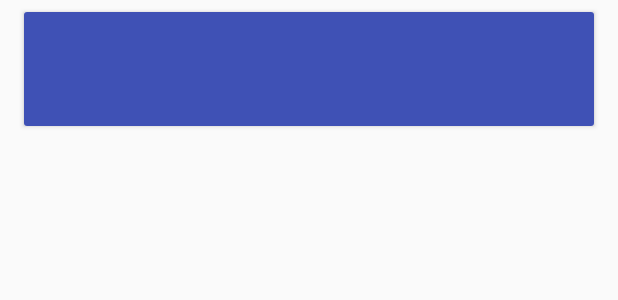
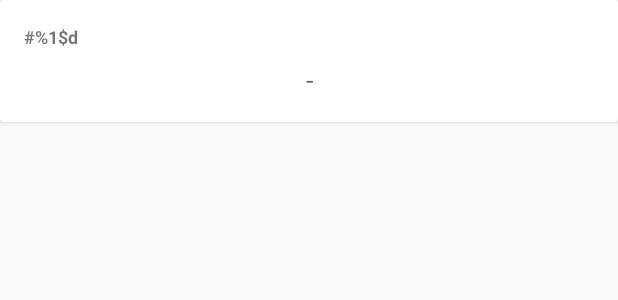
Before and after one commit to nfillion21/cortez-android, an Android app: the layout item_word.xml on its own in the app's theme, with its tools: preview values and no code run, on a phone screen of 412 x 824 dp. Shown: the top 300 px of the screen. Run offline under Robolectric (Android 15) with nearby library versions, the light colour scheme and no system bars.

Commit message:
Add cardview number items

```diff
--- a/ui/src/main/java/com/tezos/ui/adapter/MnemonicWordsViewAdapter.java
+++ b/ui/src/main/java/com/tezos/ui/adapter/MnemonicWordsViewAdapter.java
@@ -39,8 +39,9 @@ public class MnemonicWordsViewAdapter extends RecyclerView.Adapter<RecyclerView.
     {
         mLayoutInflater = LayoutInflater.from(activity.getApplicationContext());
         mActivity = activity;
+
         mWords = new ArrayList<>();
-        for (int i = 0; i < 5; i++)
+        for (int i = 0; i < 24; i++)
         {
             mWords.add("hello");
         }
@@ -50,14 +51,16 @@ public class MnemonicWordsViewAdapter extends RecyclerView.Adapter<RecyclerView.
      * The {@link WordItemViewHolder} class.
      * Provides a reference to each view in the message item view.
      */
-    class WordItemViewHolder extends RecyclerView.ViewHolder
+    static class WordItemViewHolder extends RecyclerView.ViewHolder
     {
-        private final TextView messageItemName;
+        final TextView wordNumberItem;
+        final TextView wordItem;
 
         WordItemViewHolder(View view)
         {
             super(view);
-            messageItemName = view.findViewById(R.id.word_item_head);
+            wordNumberItem = view.findViewById(R.id.word_item_info);
+            wordItem = view.findViewById(R.id.word_item);
         }
     }
 
@@ -65,7 +68,7 @@ public class MnemonicWordsViewAdapter extends RecyclerView.Adapter<RecyclerView.
     public int getItemCount()
     {
         // always 24 words.
-        return 24;
+        return mWords.size();
     }
 
     public String getItem(int position)
@@ -90,7 +93,7 @@ public class MnemonicWordsViewAdapter extends RecyclerView.Adapter<RecyclerView.
     @Override
     public WordItemViewHolder onCreateViewHolder(ViewGroup parent, int viewType) {
         return new WordItemViewHolder(mLayoutInflater
-                .inflate(R.layout.item_payment_account, parent, false));
+                .inflate(R.layout.item_word, parent, false));
     }
 
     /**
@@ -108,9 +111,14 @@ public class MnemonicWordsViewAdapter extends RecyclerView.Adapter<RecyclerView.
                 WordItemViewHolder wordItemHolder = (WordItemViewHolder) holder;
 
                 String wordItem = getItem(position);
-                wordItemHolder.messageItemName.setText(wordItem);
+                //wordItemHolder.wordItem.setText(wordItem);
 
-                holder.itemView.setOnClickListener(v -> mOnItemClickListener.onClick(v, getItem(holder.getAdapterPosition())));
+                String wordNumber = String.format(mActivity.getString(R.string.word_info), ++position);
+                wordItemHolder.wordNumberItem.setText(wordNumber);
+
+                holder.itemView.setOnClickListener(v ->
+                        mOnItemClickListener.onClick(v, getItem(holder.getAdapterPosition()))
+                );
             }
             break;
 
--- a/ui/src/main/java/com/tezos/ui/fragment/RestoreWalletFragment.java
+++ b/ui/src/main/java/com/tezos/ui/fragment/RestoreWalletFragment.java
@@ -93,17 +93,17 @@ public class RestoreWalletFragment extends Fragment implements MnemonicWordsView
         }
     }
 
-    private void setUpWordGrid(final RecyclerView categoriesView)
+    private void setUpWordGrid(final RecyclerView wordsView)
     {
         final int spacing = getContext().getResources()
                 .getDimensionPixelSize(R.dimen.spacing_nano);
-        categoriesView.addItemDecoration(new OffsetDecoration(spacing));
+        wordsView.addItemDecoration(new OffsetDecoration(spacing));
 
         mAdapter = new MnemonicWordsViewAdapter(getActivity());
 
         mAdapter.setOnItemClickListener(this);
 
-        categoriesView.setAdapter(mAdapter);
+        wordsView.setAdapter(mAdapter);
     }
 
     @Override
--- a/ui/src/main/res/layout/fragment_restore_wallet.xml
+++ b/ui/src/main/res/layout/fragment_restore_wallet.xml
@@ -20,7 +20,6 @@
         android:scrollbars="vertical"
         app:layoutManager="android.support.v7.widget.GridLayoutManager"
         android:transitionGroup="false"
-        android:visibility="gone"
         app:spanCount="2" tools:ignore="UnusedAttribute" />
 
 </LinearLayout>
--- a/ui/src/main/res/layout/item_word.xml
+++ b/ui/src/main/res/layout/item_word.xml
@@ -4,62 +4,44 @@
     android:id="@+id/message_item_card_view"
     android:layout_width="match_parent"
     android:layout_height="wrap_content"
-    android:orientation="vertical"
-
-    android:layout_marginTop="@dimen/spacing_normal"
-
-    android:layout_marginStart="@dimen/spacing_double"
-    android:layout_marginLeft="@dimen/spacing_double"
-
-    android:layout_marginRight="@dimen/spacing_double"
-    android:layout_marginEnd="@dimen/spacing_double"
-
-    android:layout_marginBottom="@dimen/spacing_normal"
+    android:minHeight="@dimen/min_height_touch_target"
+    android:background="@color/green"
 
     card_view:cardCornerRadius="@dimen/cardview_default_radius"
     card_view:cardElevation="@dimen/cardview_default_elevation" >
 
-    <RelativeLayout
+    <LinearLayout
         android:layout_width="match_parent"
-        android:background="@color/colorPrimary"
-        android:padding="@dimen/spacing_micro"
-        android:layout_height="wrap_content" >
+        android:layout_height="wrap_content"
+        android:orientation="vertical"
+        >
+        <LinearLayout
+            android:layout_width="match_parent"
+            android:layout_height="wrap_content"
+            android:padding="@dimen/spacing_double"
+            android:orientation="vertical">
+            <TextView
+                android:id="@+id/word_item_info"
+                android:layout_width="match_parent"
+                android:layout_height="wrap_content"
+                android:gravity="top|start"
+                android:textAppearance="@style/PaymentScreens.TextAppearance.InfoItem"
+                android:textStyle="bold"
+                android:maxLines="1"
+                android:paddingBottom="@dimen/spacing_normal"
+                android:text="@string/word_info"/>
 
-        <TextView
-            android:id="@+id/word_item_head"
-            android:layout_width="wrap_content"
-            android:layout_height="wrap_content"
-            android:layout_alignParentLeft="true"
-            android:layout_alignParentStart="true"
-            android:layout_alignParentTop="true"
-            android:layout_margin="@dimen/spacing_normal"
-            android:textColor="@color/colorAccent"
-            android:textStyle="bold"
-            android:inputType="textFilter"
-            android:textAppearance="@style/TextAppearance.AppCompat.Caption" />
+            <TextView
+                android:id="@+id/word_item"
+                android:layout_width="match_parent"
+                android:layout_height="wrap_content"
+                android:textAppearance="@style/PaymentScreens.TextAppearance.WordItem"
+                android:textColor="@color/colorAccent"
+                android:gravity="center"
+                android:hint="-"
+                android:ellipsize="marquee"
+                android:singleLine="true" />
+        </LinearLayout>
 
-        <TextView
-            android:id="@+id/message_item_body"
-            android:layout_width="wrap_content"
-            android:textColor="@color/colorAccent"
-            android:layout_height="wrap_content"
-            android:inputType="textFilter"
-            android:layout_margin="@dimen/spacing_normal"
-            android:textAppearance="@style/TextAppearance.AppCompat.Body1"
-            android:layout_below="@+id/word_item_head" />
-
-        <TextView
-            android:id="@+id/message_item_date"
-            android:layout_width="wrap_content"
-            android:layout_height="wrap_content"
-            android:layout_alignParentRight="true"
-            android:layout_alignParentEnd="true"
-            android:layout_alignParentTop="true"
-            android:layout_margin="@dimen/spacing_normal"
-            android:textColor="@color/colorAccent"
-            android:inputType="textFilter"
-            android:textAppearance="@style/TextAppearance.AppCompat.Caption" />
-
-    </RelativeLayout>
-
+    </LinearLayout>
 </android.support.v7.widget.CardView>
--- a/ui/src/main/res/values/strings.xml
+++ b/ui/src/main/res/values/strings.xml
@@ -16,5 +16,6 @@
     <string name="mnemonic_info_title">Here is your Wallet mnemonics</string>
     <string name="create_wallet">Create Wallet</string>
     <string name="mnemonics_backed_up">I wrote the 24 words on a piece of paper.</string>
+    <string name="word_info">#%1$d</string>
 
 </resources>
```
